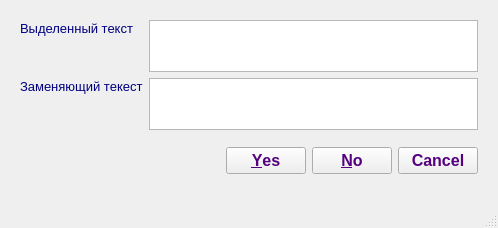
First picture: the form in _internal/dialogue.ui, repository LeonidBolshakov/keyboard, before the edit.
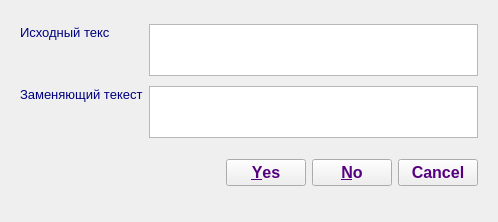
Second picture: the form after the edit. Custom widgets are drawn as their Qt base class.

What changed in the file:
```diff
--- a/_internal/dialogue.ui
+++ b/_internal/dialogue.ui
@@ -86,7 +86,7 @@
          </font>
         </property>
         <property name="text">
-         <string>Выделенный текст</string>
+         <string>Исходный текс</string>
         </property>
        </widget>
       </item>
@@ -415,7 +415,6 @@
     </item>
    </layout>
   </widget>
-  <widget class="QStatusBar" name="statusbar"/>
  </widget>
  <customwidgets>
   <customwidget>
```
